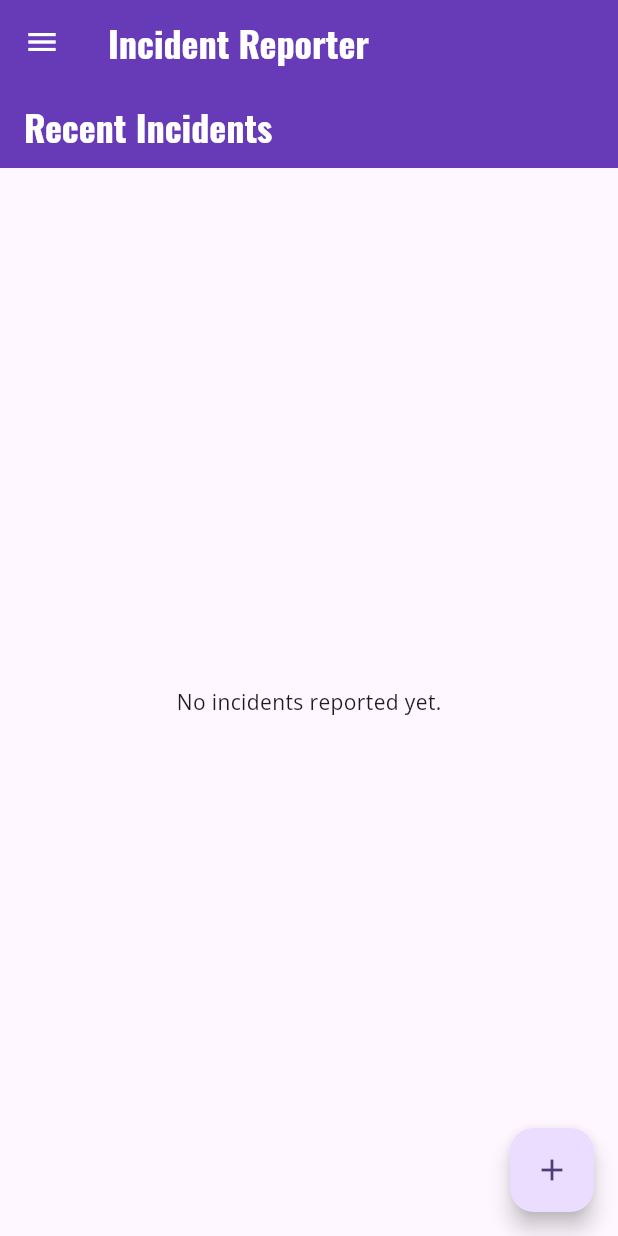
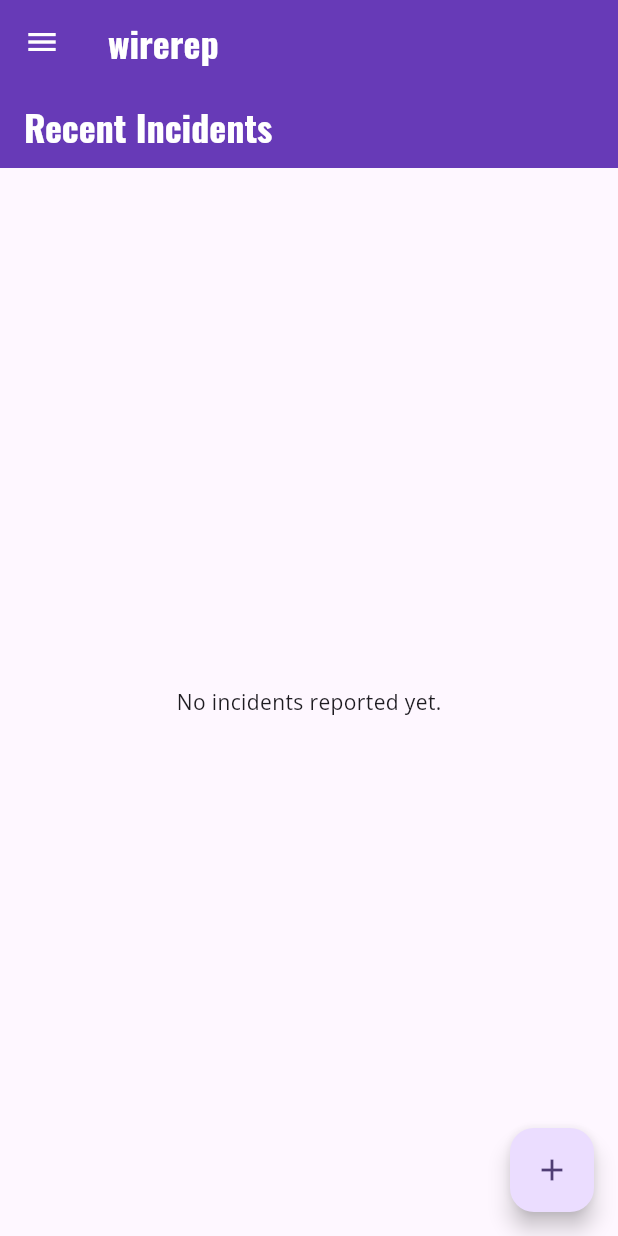
Before and after one commit to ckotwal/incident-reporter, a Flutter app: the screen it shows after launch, on a phone screen of 412 x 824 dp. Run offline on Flutter 3.47's test engine with Material 3 defaults, Android fonts, the phone set to English and light mode, and no system bars; our stand-ins replace cached_network_image, camera, cloud_firestore, firebase_auth, firebase_core, firebase_storage and 6 more; missing offline and left inert: geoflutterfire_plus; accounts and stored records are empty; network calls fail; statements that could not run were skipped.

Commit message:
Changed app name and icon

```diff
--- a/lib/main.dart
+++ b/lib/main.dart
@@ -51,7 +51,7 @@ final _router = GoRouter(
       builder: (context, state, child) {
         return Scaffold(
           appBar: AppBar(
-            title: const Text('Incident Reporter'),
+            title: const Text('wirerep'),
           ),
           drawer: const AppDrawer(),
           body: child,
@@ -135,7 +135,7 @@ class MyApp extends StatelessWidget {
 
     return MaterialApp.router(
       routerConfig: _router,
-      title: 'Incident Reporter',
+      title: 'wirerep',
       theme: lightTheme,
     );
   }
```
Also changed, not shown: 1 other file.
